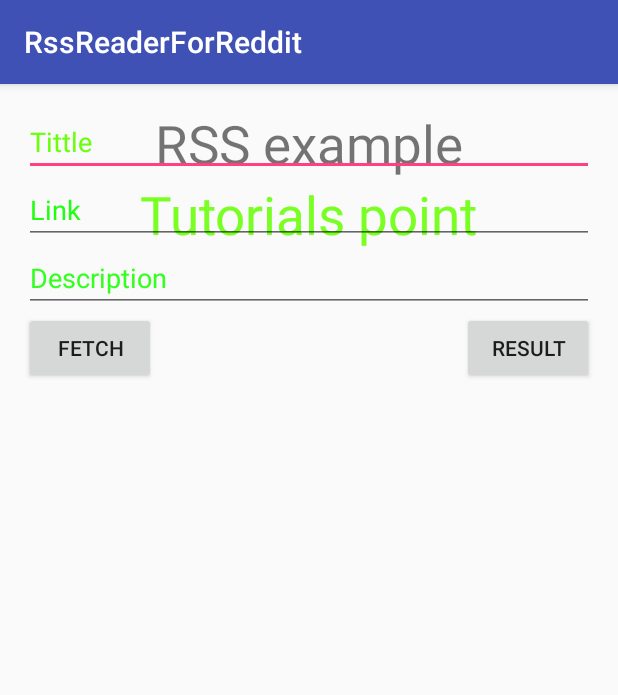
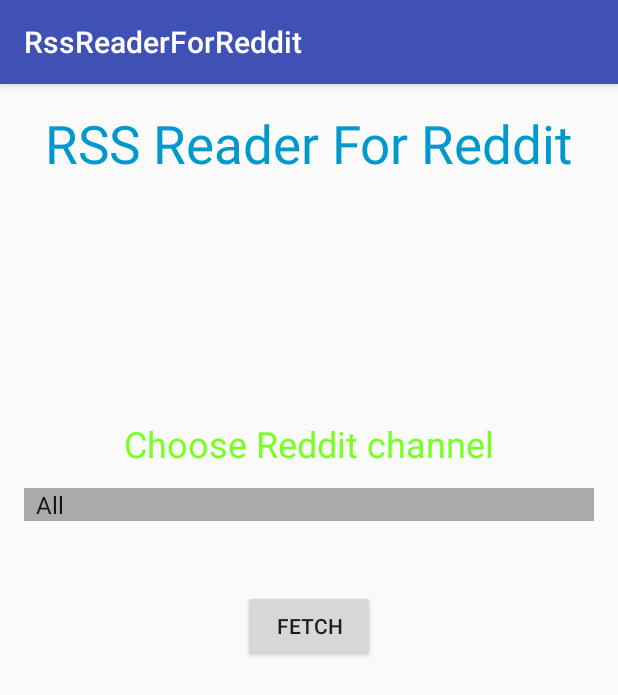
Before and after one commit to k0staa/RssReaderForReddit, an Android app: the screen it shows after launch (MainActivity), on a phone screen of 412 x 824 dp. Shown: the top 695 px of the screen. Run offline under Robolectric (Android 15) with nearby library versions, the phone set to English and light mode, and no system bars.

Commit message:
Changed XML parser. Added model for Reddit post and model for Url Adapter item used in spinner in MainActivity. SecondActivite contains only posts fetched on MainActivity as list of TextView items.

```diff
--- a/app/src/main/java/pl/codeaddict/rssreaderforreddit/MainActivity.java
+++ b/app/src/main/java/pl/codeaddict/rssreaderforreddit/MainActivity.java
@@ -3,48 +3,79 @@ package pl.codeaddict.rssreaderforreddit;
 import android.content.Intent;
 import android.os.Bundle;
 import android.support.v7.app.AppCompatActivity;
+import android.util.Log;
 import android.view.View;
+import android.widget.ArrayAdapter;
 import android.widget.Button;
-import android.widget.EditText;
+import android.widget.Spinner;
 
+import java.util.ArrayList;
+import java.util.List;
+
+import pl.codeaddict.rssreaderforreddit.listeners.SpinnerListener;
+import pl.codeaddict.rssreaderforreddit.models.UrlAdapterItem;
 import pl.codeaddict.rssreaderforreddit.xml.HandleXML;
 
 public class MainActivity extends AppCompatActivity {
-    EditText title, link, description;
-    Button b1, b2;
-    private String finalUrl = "http://tutorialspoint.com/android/sampleXML.xml";
-    private HandleXML obj;
+    private Button b1;
+    private String choosenUrl = "http://tutorialspoint.com/android/sampleXML.xml";
+    private HandleXML handleXML;
+    private List<UrlAdapterItem> channelSpinner;
+    private Spinner spinner;
+
+    public MainActivity() {
+        channelSpinner = new ArrayList<>();
+        channelSpinner.add(new UrlAdapterItem("All","https://www.reddit.com/r/all/.xml" ));
+        channelSpinner.add(new UrlAdapterItem("Polska", "https://www.reddit.com/r/polska/.xml" ));
+
+    }
 
     @Override
     protected void onCreate(Bundle savedInstanceState) {
         super.onCreate(savedInstanceState);
         setContentView(R.layout.activity_main);
+        RssReaderForRedditApplication.setContext(this);
+        spinner = (Spinner) findViewById(R.id.spinner);
 
-        title = (EditText) findViewById(R.id.editText);
-        link = (EditText) findViewById(R.id.editText2);
-        description = (EditText) findViewById(R.id.editText3);
+        ArrayAdapter<UrlAdapterItem> adapter = new ArrayAdapter<>(this,
+                android.R.layout.simple_spinner_item, channelSpinner);
+
+        spinner.setAdapter(adapter);
+        spinner.setOnItemSelectedListener(new SpinnerListener(this));
 
         b1 = (Button) findViewById(R.id.button);
-        b2 = (Button) findViewById(R.id.button2);
+
         b1.setOnClickListener(new View.OnClickListener() {
             @Override
             public void onClick(View v) {
-                obj = new HandleXML(finalUrl);
-                obj.fetchXML();
+                handleXML = new HandleXML(choosenUrl);
+                handleXML.fetchXML();
 
-                while (obj.parsingComplete) ;
-                title.setText(obj.getTitle());
-                link.setText(obj.getLink());
-                description.setText(obj.getDescription());
-            }
-        });
-
-        b2.setOnClickListener(new View.OnClickListener() {
-            @Override
-            public void onClick(View v) {
+                while (handleXML.parsingComplete) ;
+                Log.i("Posts", "values = <<" + handleXML.getRedditPostList() + ">>");
                 Intent in = new Intent(MainActivity.this, SecondActivity.class);
                 startActivity(in);
             }
         });
     }
+
+    public List<UrlAdapterItem> getChannelSpinner() {
+        return channelSpinner;
+    }
+
+    public String getChoosenUrl() {
+        return choosenUrl;
+    }
+
+    public void setChoosenUrl(String choosenUrl) {
+        this.choosenUrl = choosenUrl;
+    }
+
+    public Spinner getSpinner() {
+        return spinner;
+    }
+
+    public HandleXML getHandleXML() {
+        return handleXML;
+    }
 }
--- /dev/null
+++ b/app/src/main/java/pl/codeaddict/rssreaderforreddit/RssReaderForRedditApplication.java
@@ -0,0 +1,23 @@
+package pl.codeaddict.rssreaderforreddit;
+
+import android.app.Application;
+import android.content.Context;
+
+/**
+ * Created by kostek on 2017-03-19.
+ */
+
+public class RssReaderForRedditApplication extends Application {
+
+    private static MainActivity mContext;
+
+    public static MainActivity getContext() {
+        return mContext;
+    }
+
+    public static void setContext(MainActivity mContext) {
+        RssReaderForRedditApplication.mContext = mContext;
+    }
+
+
+}
--- /dev/null
+++ b/app/src/main/java/pl/codeaddict/rssreaderforreddit/listeners/SpinnerListener.java
@@ -0,0 +1,31 @@
+package pl.codeaddict.rssreaderforreddit.listeners;
+
+import android.view.View;
+import android.widget.AdapterView;
+
+import pl.codeaddict.rssreaderforreddit.MainActivity;
+import pl.codeaddict.rssreaderforreddit.models.UrlAdapterItem;
+
+/**
+ * Created by kostek on 2017-03-19.
+ */
+
+public class SpinnerListener implements AdapterView.OnItemSelectedListener {
+    private MainActivity mainActivity;
+
+    public SpinnerListener(MainActivity mainActivity) {
+        this.mainActivity = mainActivity;
+    }
+
+    @Override
+    public void onItemSelected(AdapterView<?> adapterView, View view, int i, long l) {
+        UrlAdapterItem urlAdapterItem = (UrlAdapterItem) mainActivity.getSpinner().getSelectedItem();
+        mainActivity.setChoosenUrl(urlAdapterItem.getUrl());
+    }
+
+    @Override
+    public void onNothingSelected(AdapterView<?> arg0) {
+
+    }
+
+}
--- /dev/null
+++ b/app/src/main/java/pl/codeaddict/rssreaderforreddit/models/UrlAdapterItem.java
@@ -0,0 +1,36 @@
+package pl.codeaddict.rssreaderforreddit.models;
+
+/**
+ * Created by kostek on 2017-03-19.
+ */
+
+public class UrlAdapterItem {
+    private String name;
+    private String url;
+
+    public UrlAdapterItem(String name, String url) {
+        this.name = name;
+        this.url = url;
+    }
+
+    public String getName() {
+        return name;
+    }
+
+    public void setName(String name) {
+        this.name = name;
+    }
+
+    public String getUrl() {
+        return url;
+    }
+
+    public void setUrl(String url) {
+        this.url = url;
+    }
+
+    @Override
+    public String toString() {
+        return name;
+    }
+}
--- a/app/src/main/res/layout/activity_main.xml
+++ b/app/src/main/res/layout/activity_main.xml
@@ -8,77 +8,44 @@
     tools:context=".MainActivity"
     android:transitionGroup="true">
 
-    <TextView android:text="RSS example" android:layout_width="wrap_content"
+    <TextView
+        android:id="@+id/textview"
+        android:layout_width="wrap_content"
         android:layout_height="wrap_content"
-        android:id="@+id/textview"
-        android:textSize="35dp"
         android:layout_alignParentTop="true"
+        android:layout_centerHorizontal="true"
+        android:text="RSS Reader For Reddit"
+        android:textColor="@android:color/holo_blue_dark"
+        android:textSize="35dp" />
+
+    <TextView
+        android:id="@+id/textView"
+        android:layout_width="wrap_content"
+        android:layout_height="wrap_content"
+        android:layout_marginTop="160dp"
+        android:text="Choose Reddit channel"
+        android:textColor="#ff7aff24"
+        android:textSize="24sp"
+        android:layout_below="@+id/textview"
         android:layout_centerHorizontal="true" />
 
-    <TextView
-        android:layout_width="wrap_content"
+    <Spinner
+        android:id="@+id/spinner"
+        android:layout_width="match_parent"
         android:layout_height="wrap_content"
-        android:text="Tutorials point"
-        android:id="@+id/textView"
-        android:layout_below="@+id/textview"
-        android:layout_centerHorizontal="true"
-        android:textColor="#ff7aff24"
-        android:textSize="35dp" />
-
-    <EditText
-        android:layout_width="wrap_content"
-        android:layout_height="wrap_content"
-        android:id="@+id/editText"
-        android:layout_below="@+id/imageView"
-        android:hint="Tittle"
-        android:textColorHint="#ff69ff0e"
-        android:layout_alignParentRight="true"
-        android:layout_alignParentEnd="true"
-        android:layout_alignParentLeft="true"
-        android:layout_alignParentStart="true" />
-
-    <EditText
-        android:layout_width="wrap_content"
-        android:layout_height="wrap_content"
-        android:id="@+id/editText2"
-        android:layout_below="@+id/editText"
-        android:layout_alignLeft="@+id/editText"
-        android:layout_alignStart="@+id/editText"
-        android:textColorHint="#ff21ff11"
-        android:hint="Link"
-        android:layout_alignRight="@+id/editText"
-        android:layout_alignEnd="@+id/editText" />
-
-    <EditText
-        android:layout_width="wrap_content"
-        android:layout_height="wrap_content"
-        android:id="@+id/editText3"
-        android:layout_below="@+id/editText2"
-        android:layout_alignLeft="@+id/editText2"
-        android:layout_alignStart="@+id/editText2"
-        android:hint="Description"
-        android:textColorHint="#ff33ff20"
-        android:layout_alignRight="@+id/editText2"
-        android:layout_alignEnd="@+id/editText2" />
+        android:layout_alignParentStart="true"
+        android:layout_below="@+id/textView"
+        android:layout_marginTop="13dp"
+        android:background="@android:color/darker_gray"
+        android:visibility="visible" />
 
     <Button
         android:layout_width="wrap_content"
         android:layout_height="wrap_content"
         android:text="Fetch"
         android:id="@+id/button"
-        android:layout_below="@+id/editText3"
-        android:layout_alignParentLeft="true"
-        android:layout_alignParentStart="true"
-        android:layout_toLeftOf="@+id/imageView"
-        android:layout_toStartOf="@+id/imageView" />
-
-    <Button
-        android:layout_width="wrap_content"
-        android:layout_height="wrap_content"
-        android:text="Result"
-        android:id="@+id/button2"
-        android:layout_alignTop="@+id/button"
-        android:layout_alignRight="@+id/editText3"
-        android:layout_alignEnd="@+id/editText3" />
+        android:layout_marginTop="46dp"
+        android:layout_below="@+id/spinner"
+        android:layout_centerHorizontal="true" />
 
 </RelativeLayout>
--- a/build.gradle
+++ b/build.gradle
@@ -5,7 +5,7 @@ buildscript {
         jcenter()
     }
     dependencies {
-        classpath 'com.android.tools.build:gradle:2.2.3'
+        classpath 'com.android.tools.build:gradle:2.3.0'
 
         // NOTE: Do not place your application dependencies here; they belong
         // in the individual module build.gradle files
```
Also changed, not shown: app/src/main/java/pl/codeaddict/rssreaderforreddit/SecondActivity.java (+46 -2 lines), app/src/main/java/pl/codeaddict/rssreaderforreddit/models/RedditPost.java (added, +61 -0 lines), app/src/main/java/pl/codeaddict/rssreaderforreddit/xml/HandleXML.java (+45 -57 lines), app/src/main/res/layout/activity_second.xml (+21 -7 lines), gradle/wrapper/gradle-wrapper.properties.
